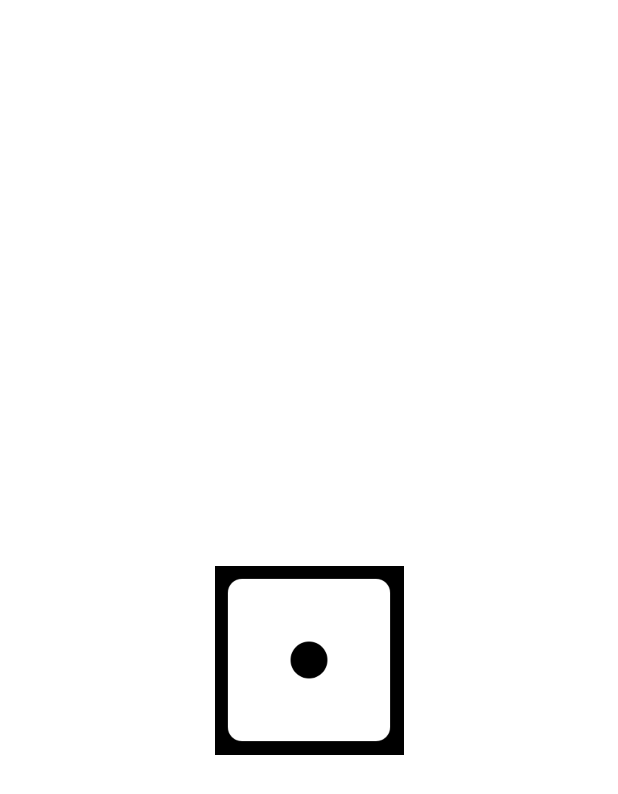
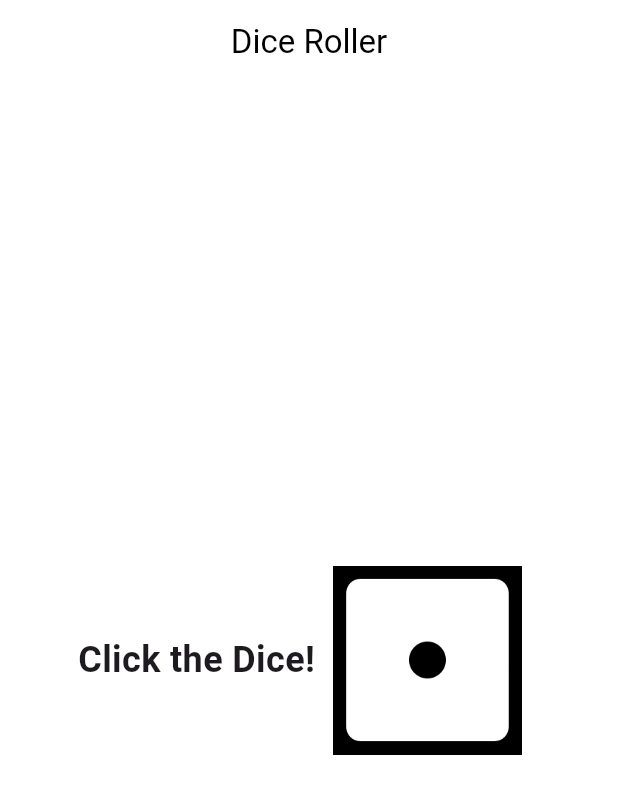
Before and after one commit to Ayushkarun/Dice_App, a Flutter app: the screen it shows after launch, on a phone screen of 412 x 824 dp. Shown: the top 794 px of the screen. Run offline on Flutter 3.47's test engine with Material 3 defaults, Android fonts, the phone set to English and light mode, and no system bars.

Commit message:
Added text and app bar for details

```diff
--- a/lib/Work/dice.dart
+++ b/lib/Work/dice.dart
@@ -1,5 +1,6 @@
 import 'package:flutter/material.dart';
 import 'dart:math';
+
 ///import 'package:dice_icons/dice_icons.dart';
 
 class Dice extends StatelessWidget {
@@ -9,7 +10,11 @@ class Dice extends StatelessWidget {
   Widget build(BuildContext context) {
     return Scaffold(
       backgroundColor: Colors.white,
-      appBar: AppBar(backgroundColor: Colors.white),
+      appBar: AppBar(
+        backgroundColor: Colors.white,
+        title: Text('Dice Roller', style: TextStyle(color: Colors.black)),
+        centerTitle: true,
+      ),
       body: Dicepage(),
     );
   }
@@ -23,30 +28,32 @@ class Dicepage extends StatefulWidget {
 }
 
 class _DicepageState extends State<Dicepage> {
-     var dicenumber=1;
- @override
+  var dicenumber = 1;
+  @override
   Widget build(BuildContext context) {
-
     return Center(
       child: Row(
         mainAxisAlignment: MainAxisAlignment.center,
         children: [
+          Text(
+            'Click the Dice!',
+            style: TextStyle(fontSize: 24, fontWeight: FontWeight.bold),
+          ),
           Container(
             height: 150.0,
             width: 150.0,
-            child:TextButton(
-              style: TextButton.styleFrom(
-                foregroundColor: Colors.green
-              ),
-              onPressed: (){
+            child: TextButton(
+              style: TextButton.styleFrom(foregroundColor: Colors.green),
+              onPressed: () {
                 setState(() {
-                   print('$dicenumber button pressed');
-                dicenumber=Random().nextInt(6)+1;
+                  print('$dicenumber button pressed');
+                  dicenumber = Random().nextInt(6) + 1;
+                });
+              },
+              child: Image.asset('Asset/Dice$dicenumber.png'),
+            ),
 
-                });
-
-              },
-            child: Image.asset('Asset/Dice$dicenumber.png')),///string intepretation
+            ///string intepretation
           ),
         ],
       ),
```
